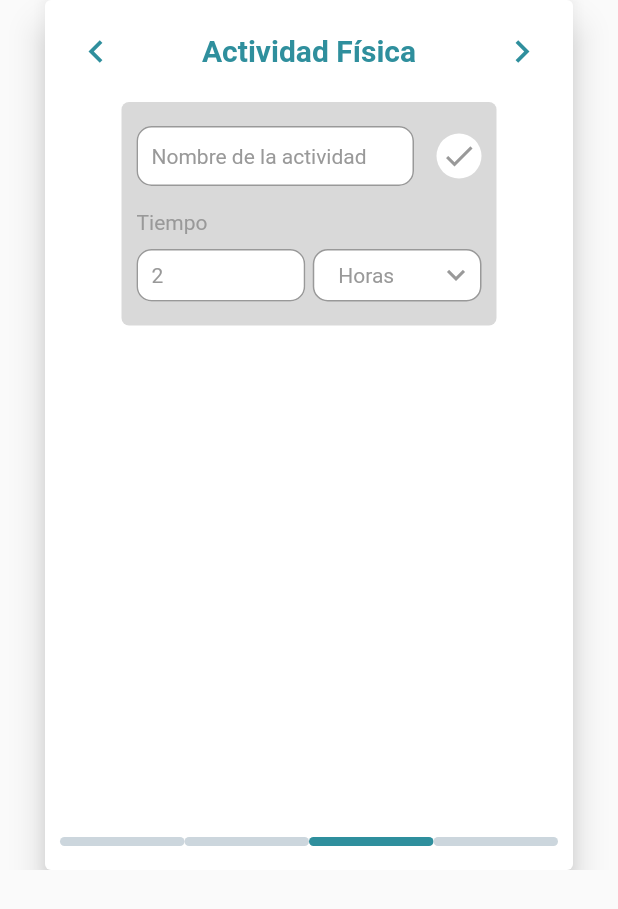
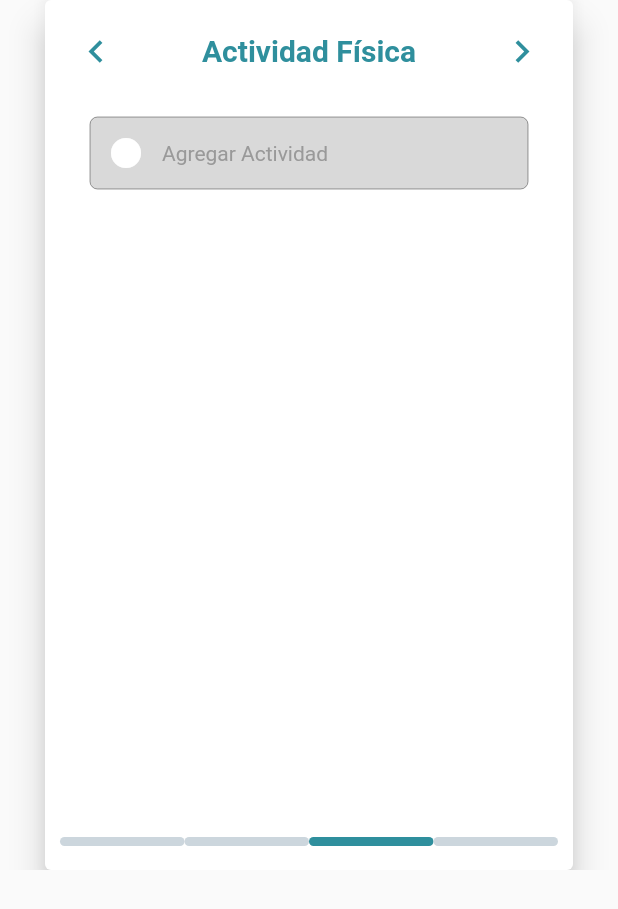
Before and after one commit to joniaranguri/near_you, a Flutter app: the PrescriptionDetail widget shown alone on an empty page, opened directly with empty values, swiped to page 3, on a phone screen of 412 x 824 dp. Shown: the top 909 px of the screen. Run offline on Flutter 3.47's test engine with Material 2 defaults, Android fonts, the phone set to English and light mode, and no system bars; our stand-ins replace charts_flutter, cloud_firestore, firebase_auth, firebase_core, flutter_speed_dial, flutter_svg and 3 more; accounts and stored records are empty; network calls fail.

Commit message:
terminar prescripcion de actividades

```diff
--- a/lib/widgets/prescription_detail.dart
+++ b/lib/widgets/prescription_detail.dart
@@ -62,6 +62,7 @@ class PrescriptionDetailState extends State<PrescriptionDetail> {
   bool readOnlyMedication = false;
   bool isMedicationLoading = false;
   bool isNutritionLoading = false;
+  bool isPhisicalActivityLoading = false;
 
   String? medicationStartDateValue;
   String? medicationNameValue;
@@ -198,13 +199,32 @@ class PrescriptionDetailState extends State<PrescriptionDetail> {
     medicationRecommendationValue = null;
   }
 
+  void refreshActivityPrescription() async {
+    setState(() => isPhisicalActivityLoading = true);
+    final response = await getActivityPrescriptions();
+    activitiesList = response;
+    /* setState(() {
+        activitiesList = [];
+        activitiesNoPermittedList = [];
+        for (int i = 0; i < response.length; i++) {
+          if (response[i].permitted == YES_KEY) {
+            activitiesList.add(response[i]);
+          } else {
+            activitiesNoPermittedList.add(response[i]);
+          }
+        }
+      }); */
+    setState(() => isPhisicalActivityLoading = false);
+  }
+
   @override
   void initState() {
     refreshMedicationPrescription();
     refreshNutritionPrescription();
+    refreshActivityPrescription();
     //medicationPrescriptionFuture = getMedicationPrescriptions();
     //nutritionPrescriptionFuture = getNutritionPrescriptions();
-    activityPrescriptionFuture = getActivityPrescriptions();
+    //activityPrescriptionFuture = getActivityPrescriptions();
     othersPrescriptionFuture = getOthersPrescriptions();
     /* medicationPrescriptionFuture.then((value) => {
           if (mounted)
@@ -230,7 +250,7 @@ class PrescriptionDetailState extends State<PrescriptionDetail> {
               })
             }
         }); */
-    activityPrescriptionFuture.then((value) => {
+    /* activityPrescriptionFuture.then((value) => {
           if (mounted)
             {
               setState(() {
@@ -245,7 +265,7 @@ class PrescriptionDetailState extends State<PrescriptionDetail> {
                 }
               })
             }
-        });
+        }); */
     othersPrescriptionFuture.then((value) => {
           if (mounted)
             {
@@ -749,7 +769,12 @@ class PrescriptionDetailState extends State<PrescriptionDetail> {
                       ),
                       color: const Color(0xff2F8F9D),
                       textColor: Colors.white,
-                      onPressed: saveActivityInDatabase,
+                      onPressed: () async {
+                        await saveActivityInDatabase();
+                        if (mounted) {
+                          Navigator.pop(context, _currentPage);
+                        }
+                      },
                       child: const Text(
                         'Guardar',
                         style: TextStyle(
@@ -2302,31 +2327,20 @@ class PrescriptionDetailState extends State<PrescriptionDetail> {
   }
 
   getPhisicalActivityView() {
-    return FutureBuilder(
-        future: activityPrescriptionFuture,
-        builder: (context, AsyncSnapshot<List<ActivityPrescription>> snapshot) {
-          if (snapshot.connectionState == ConnectionState.done) {
     return Container(
       width: double.infinity,
       height: 470,
       padding: const EdgeInsets.symmetric(horizontal: 20),
-              child: SingleChildScrollView(
+      child: isPhisicalActivityLoading
+          ? const Center(child: CircularProgressIndicator())
+          : SingleChildScrollView(
               child: ConstrainedBox(
                   constraints: const BoxConstraints(
                     minHeight: 200,
                   ),
                   child: Column(
                     children: [
-                          /* Row(
-                            crossAxisAlignment: CrossAxisAlignment.center,
-                            mainAxisAlignment: MainAxisAlignment.start,
-                            children: const [
-                              Text("Rutina física ",
-                                  style: TextStyle(fontSize: 14, color: Color(0xff999999)))
-                            ],
-                          ), */
-                          //sizedBox10,
-                          /*  SizedBox(
+                      SizedBox(
                           child: ListView.builder(
                               padding: EdgeInsets.zero,
                               shrinkWrap: true,
@@ -2341,7 +2355,12 @@ class PrescriptionDetailState extends State<PrescriptionDetail> {
                                         height: 35,
                                         child: IconButton(
                                           padding: const EdgeInsets.only(bottom: 40),
-                                              onPressed: () {},
+                                          onPressed: () {
+                                            setState(() {
+                                              readOnlyActivity = !readOnlyActivity;
+                                            });
+                                            fillActivityFormWithValues(index);
+                                          },
                                           icon: const Icon(Icons.keyboard_arrow_down,
                                               size: 30,
                                               color: Color(
@@ -2349,29 +2368,30 @@ class PrescriptionDetailState extends State<PrescriptionDetail> {
                                         )),
                                     SizedBox(
                                         height: 35,
-                                            width: 150,
                                         child: Text(activitiesList[index].name ?? "Actividad",
                                             textAlign: TextAlign.left,
                                             style: const TextStyle(
                                                 fontSize: 14, color: Color(0xff999999)))),
+                                    const Spacer(),
                                     SizedBox(
                                         height: 35,
                                         width: 14,
                                         child: IconButton(
                                           padding: const EdgeInsets.only(bottom: 14),
                                           onPressed: () {
-                                                editActivity(index, true);
+                                            editActivity(index);
                                           },
                                           icon: const Icon(Icons.edit,
                                               color: Color(
                                                   0xff999999)), // myIcon is a 48px-wide widget.
                                         )),
+                                    const SizedBox(width: 10),
                                     SizedBox(
                                         height: 35,
                                         child: IconButton(
                                           padding: const EdgeInsets.only(bottom: 30),
                                           onPressed: () {
-                                                deleteActivity(index, true);
+                                            deleteActivity(index);
                                           },
                                           icon: const Icon(Icons.delete,
                                               color: Color(
@@ -2379,86 +2399,62 @@ class PrescriptionDetailState extends State<PrescriptionDetail> {
                                         ))
                                   ],
                                 );
-                                  })), */
-                          //getButtonAddRoutineOrList(),
-                          /* sizedBox10,
-                          Row(
-                            crossAxisAlignment: CrossAxisAlignment.center,
-                            mainAxisAlignment: MainAxisAlignment.start,
-                            children: const [
-                              Text("Rutinas físicas no permitidas",
-                                  style: TextStyle(fontSize: 14, color: Color(0xff999999))),
-                            ],
-                          ), */
-                          //sizedBox10,
-                          /* SizedBox(
-                              child: ListView.builder(
-                                  padding: EdgeInsets.zero,
-                                  shrinkWrap: true,
-                                  physics: const NeverScrollableScrollPhysics(),
-                                  itemCount: activitiesNoPermittedList.length,
-                                  itemBuilder: (context, index) {
-                                    return Row(
-                                      mainAxisAlignment: MainAxisAlignment.spaceBetween,
-                                      crossAxisAlignment: CrossAxisAlignment.start,
-                                      children: <Widget>[
-                                        SizedBox(
-                                            height: 35,
-                                            child: IconButton(
-                                              padding: const EdgeInsets.only(bottom: 40),
-                                              onPressed: () {},
-                                              icon: const Icon(Icons.keyboard_arrow_down,
-                                                  size: 30,
-                                                  color: Color(
-                                                      0xff999999)), // myIcon is a 48px-wide widget.
-                                            )),
-                                        SizedBox(
-                                            height: 35,
-                                            width: 150,
-                                            child: Text(
-                                                activitiesNoPermittedList[index].name ??
-                                                    "Actividad",
-                                                textAlign: TextAlign.left,
-                                                style: const TextStyle(
-                                                    fontSize: 14, color: Color(0xff999999)))),
-                                        SizedBox(
-                                            height: 35,
-                                            width: 14,
-                                            child: IconButton(
-                                              padding: const EdgeInsets.only(bottom: 14),
-                                              onPressed: () {
-                                                editActivity(index, false);
-                                              },
-                                              icon: const Icon(Icons.edit,
-                                                  color: Color(
-                                                      0xff999999)), // myIcon is a 48px-wide widget.
-                                            )),
-                                        SizedBox(
-                                            height: 35,
-                                            child: IconButton(
-                                              padding: const EdgeInsets.only(bottom: 30),
-                                              onPressed: () {
-                                                deleteActivity(index, false);
-                                              },
-                                              icon: const Icon(Icons.delete,
-                                                  color: Color(
-                                                      0xff999999)), // myIcon is a 48px-wide widget.
-                                            ))
-                                      ],
-                                    );
-                                  })), */
-                          //getButtonAddProhibitedRoutineOrList(),
-                          buildPhisicalActivityForm(),
-                          getActivityButtons()
+                              })),
+                      sizedBox10,
+                      getFormOrButtonActivity(),
+
+                      /*  buildPhisicalActivityForm(),
+                      getActivityButtons(), */
                     ],
                   ))),
     );
   }
-          return const SizedBox(
-            height: 460,
+
+  bool editingActivity = false;
+  bool addNewActivity = false;
+  bool readOnlyActivity = false;
+
+  Widget getFormOrButtonActivity() {
+    if (editingActivity || readOnlyActivity || addNewActivity) {
+      return Column(
+        children: [
+          DisableWidget(isDisable: readOnlyActivity, child: buildPhisicalActivityForm()),
+          if (readOnlyActivity == false) getActivityButtons()
+        ],
       );
-        });
-  }
+    }
+
+    return GestureDetector(
+        onTap: () {
+          setState(() {
+            editingActivity = false;
+            addNewActivity = true;
+          });
+        },
+        child: TextField(
+            minLines: 1,
+            maxLines: 10,
+            enabled: false,
+            style: const TextStyle(fontSize: 14, color: Color(0xFF999999)),
+            decoration: InputDecoration(
+              contentPadding: const EdgeInsets.symmetric(vertical: 10),
+              prefixIcon: const Icon(Icons.circle, color: Colors.white),
+              filled: true,
+              fillColor: const Color(0xffD9D9D9),
+              hintText: "Agregar Actividad",
+              hintStyle: const TextStyle(fontSize: 14, color: Color(0xFF999999)),
+              focusedBorder: borderGray,
+              border: borderGray,
+              enabledBorder: borderGray,
+            )
+            // staticComponents.getLittleInputDecoration('Tratamiento de de la diabetes\n con 6 meses de pre...'),
+
+            ));
+  }
+
+  final TextEditingController activityNameFormValue = TextEditingController();
+  final TextEditingController activityTimeFormValue = TextEditingController();
+  String? activityDurationFormValue;
 
   Widget buildPhisicalActivityForm() {
     return Container(
@@ -2479,10 +2475,10 @@ class PrescriptionDetailState extends State<PrescriptionDetail> {
                   height: 40,
                   width: 185,
                   child: TextFormField(
-                      controller: TextEditingController(text: medicationNameValue),
-                      onChanged: (value) {
-                        medicationNameValue = value;
-                      },
+                      controller: activityNameFormValue,
+                      /* onChanged: (value) {
+                        activityNameFormValue = value;
+                      }, */
                       style: const TextStyle(fontSize: 14),
                       decoration:
                           staticComponents.getMiddleInputDecoration('Nombre de la actividad')),
@@ -2490,10 +2486,19 @@ class PrescriptionDetailState extends State<PrescriptionDetail> {
                 Flexible(
                     child: GestureDetector(
                   behavior: HitTestBehavior.translucent,
-                  onTap: () {
-                    setState(() {
-                      editingMedication = false;
-                    });
+                  onTap: () async {
+                    /* setState(() {
+                      editingActivity = false;
+                    });
+                    await saveMedicationInDatabase();
+                    refreshActivityPrescription(); */
+                    setState(() {
+                      isPhisicalActivityLoading = true;
+                    });
+                    await saveActivityInDatabase();
+                    addNewActivity = false;
+                    editingActivity = false;
+                    refreshActivityPrescription();
                   },
                   child: Container(
                     decoration: const BoxDecoration(
@@ -2525,10 +2530,11 @@ class PrescriptionDetailState extends State<PrescriptionDetail> {
                   child: SizedBox(
                     height: 35,
                     child: TextFormField(
-                      //controller: TextEditingController(text: medicationNameValue),
+                      controller: activityTimeFormValue,
+                      /* controller: TextEditingController(text: medicationNameValue),
                       onChanged: (value) {
-                        medicationNameValue = value;
-                      },
+                        activityTimeFormValue = value;
+                      }, */
                       style: const TextStyle(fontSize: 14),
                       decoration: staticComponents.getMiddleInputDecoration('2'),
                       keyboardType: TextInputType.number,
@@ -2556,18 +2562,22 @@ class PrescriptionDetailState extends State<PrescriptionDetail> {
                             child: ButtonTheme(
                               alignedDropdown: true,
                               child: DropdownButton<String>(
-                                hint: const Text(
-                                  'Horas',
-                                  style: TextStyle(fontSize: 14, color: Color(0xFF999999)),
+                                hint: Text(
+                                  activityDurationFormValue ?? 'Horas',
+                                  style: const TextStyle(fontSize: 14, color: Color(0xFF999999)),
                                 ),
                                 dropdownColor: Colors.white,
-                                value: null,
+                                value: activityDurationFormValue,
                                 icon:
                                     const Icon(Icons.keyboard_arrow_down, color: Color(0xff999999)),
                                 onChanged: (newValue) {
                                   setState(() {
+                                    activityDurationFormValue = newValue;
+                                  });
+
+                                  /* setState(() {
                                     //durationTypeValue = newValue.toString();
-                                  });
+                                  }); */
                                 },
                                 items: ['Horas', 'Minutos'].map((String item) {
                                   return DropdownMenuItem(
@@ -3759,21 +3769,21 @@ class PrescriptionDetailState extends State<PrescriptionDetail> {
         PENDING_Others_PRESCRIPTIONS_COLLECTION_KEY, value.id, currentTreatmentDatabaseId)); */
   }
 
-  saveActivityInDatabase() {
+  Future<void> saveActivityInDatabase() async {
     final db = FirebaseFirestore.instance;
     final String currentTreatmentDatabaseId = currentTreatment!.databaseId!;
     final data = <String, String>{
       TREATMENT_ID_KEY: currentTreatmentDatabaseId,
-      ACTIVITY_NAME_KEY: activityNameValue ?? "",
-      ACTIVITY_ACTIVITY_KEY: activityActivityValue ?? "",
-      ACTIVITY_TIME_NUMBER_KEY: activityTimeNumberValue ?? "",
-      ACTIVITY_TIME_TYPE_KEY: activityTimeTypeValue ?? "",
-      ACTIVITY_PERIODICITY_KEY: activityPeriodicityValue ?? "",
-      ACTIVITY_CALORIES_KEY: activityCaloriesValue ?? "",
-      PERMITTED_KEY: editingPermittedActivity ? YES_KEY : NO_KEY
+      ACTIVITY_NAME_KEY: activityNameFormValue.text,
+      //ACTIVITY_ACTIVITY_KEY: activityActivityValue ?? "",
+      ACTIVITY_TIME_NUMBER_KEY: activityTimeFormValue.text,
+      ACTIVITY_TIME_TYPE_KEY: activityDurationFormValue ?? "",
+      //ACTIVITY_PERIODICITY_KEY: activityPeriodicityValue ?? "",
+      //ACTIVITY_CALORIES_KEY: activityCaloriesValue ?? "",
+      //PERMITTED_KEY: editingPermittedActivity ? YES_KEY : NO_KEY
     };
 
-    if (updatePermittedActivity >= 0 || updateNoPermittedActivity >= 0) {
+    /*  if (updatePermittedActivity >= 0 || updateNoPermittedActivity >= 0) {
       String? databaseId;
       if (updatePermittedActivity >= 0) {
         databaseId = activitiesList[updatePermittedActivity].databaseId;
@@ -3786,11 +3796,20 @@ class PrescriptionDetailState extends State<PrescriptionDetail> {
           .doc(databaseId)
           .update(data)
           .then((value) => Navigator.pop(context, _currentPage));
+    } else { */
+    if (editingActivity) {
+      String? databaseId = activitiesList[activityIndex].databaseId;
+      await db.collection(ACTIVITY_PRESCRIPTION_COLLECTION_KEY).doc(databaseId).update(data);
     } else {
-      db.collection(ACTIVITY_PRESCRIPTION_COLLECTION_KEY).add(data).then((value) =>
+      final response = await db.collection(ACTIVITY_PRESCRIPTION_COLLECTION_KEY).add(data);
+      await saveInPendingList(
+          PENDING_ACTIVITY_PRESCRIPTIONS_COLLECTION_KEY, response.id, currentTreatmentDatabaseId);
+    }
+
+    /*  .then((value) =>
           saveInPendingList(
-              PENDING_ACTIVITY_PRESCRIPTIONS_COLLECTION_KEY, value.id, currentTreatmentDatabaseId));
-    }
+              PENDING_ACTIVITY_PRESCRIPTIONS_COLLECTION_KEY, value.id, currentTreatmentDatabaseId)); */
+    //}
   }
 
   Future<void> saveMedicationInDatabase() async {
@@ -4194,6 +4213,17 @@ class PrescriptionDetailState extends State<PrescriptionDetail> {
     });
   }
 
+  void deleteActivity(int index) {
+    final db = FirebaseFirestore.instance;
+    db
+        .collection(ACTIVITY_PRESCRIPTION_COLLECTION_KEY)
+        .doc(activitiesList[index].databaseId)
+        .delete();
+    setState(() {
+      activitiesList.removeAt(index);
+    });
+  }
+
   void deleteNutritionPermitted(int index, bool permitted) {
     String? deleteId;
     if (permitted) {
@@ -4217,6 +4247,24 @@ class PrescriptionDetailState extends State<PrescriptionDetail> {
     setState(() {
       othersList.removeAt(index);
     });
+  }
+
+  int activityIndex = 0;
+
+  void editActivity(int index) {
+    setState(() {
+      editingActivity = true;
+      addNewActivity = false;
+      activityIndex = index;
+      fillActivityFormWithValues(index);
+      readOnlyActivity = false;
+    });
+  }
+
+  fillActivityFormWithValues(int index) {
+    activityNameFormValue.text = activitiesList[index].name ?? '';
+    activityTimeFormValue.text = activitiesList[index].timeNumber ?? '';
+    activityDurationFormValue = activitiesList[index].timeType ?? '';
   }
 
   void editMedication(int index) {
@@ -4269,7 +4317,7 @@ class PrescriptionDetailState extends State<PrescriptionDetail> {
     });
   }
 
-  void editActivity(int index, bool permitted) {
+  /*  void editActivity(int index, bool permitted) {
     setState(() {
       editingPermittedActivity = permitted;
       if (editingPermittedActivity) {
@@ -4298,7 +4346,7 @@ class PrescriptionDetailState extends State<PrescriptionDetail> {
         }
       }
     });
-  }
+  } */
 
   void editOthers(int index) {
     setState(() {
@@ -4312,7 +4360,7 @@ class PrescriptionDetailState extends State<PrescriptionDetail> {
     });
   }
 
-  void deleteActivity(int index, bool permitted) {
+  /* void deleteActivity(int index, bool permitted) {
     String? deleteId;
     if (permitted) {
       deleteId = activitiesList[index].databaseId;
@@ -4327,7 +4375,7 @@ class PrescriptionDetailState extends State<PrescriptionDetail> {
     }
     final db = FirebaseFirestore.instance;
     db.collection(ACTIVITY_PRESCRIPTION_COLLECTION_KEY).doc(deleteId).delete();
-  }
+  } */
 
   void _calculateIMC(String value) {
     double height = double.parse(heightController.text.isEmpty ? '0.0' : heightController.text);
```
Also changed, not shown: lib/screens/login_screen.dart (+4 -4 lines), pubspec.yaml (line endings or trailing spaces). Lines whose indentation alone changed are shown as unchanged.
